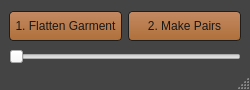
First picture: the form in ldmt_ui/ldmt_marvelousTool.ui, repository liyihuiaacc/LD_MayaToolbox2, before the edit.
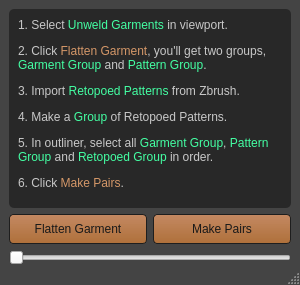
Second picture: the form after the edit.

Commit message: add manuel for marvelousTool

Patch:
```diff
--- a/ldmt_ui/ldmt_marvelousTool.ui
+++ b/ldmt_ui/ldmt_marvelousTool.ui
@@ -6,20 +6,20 @@
    <rect>
     <x>0</x>
     <y>0</y>
-    <width>250</width>
-    <height>90</height>
+    <width>300</width>
+    <height>285</height>
    </rect>
   </property>
   <property name="minimumSize">
    <size>
-    <width>250</width>
-    <height>90</height>
+    <width>300</width>
+    <height>285</height>
    </size>
   </property>
   <property name="maximumSize">
    <size>
-    <width>250</width>
-    <height>90</height>
+    <width>300</width>
+    <height>285</height>
    </size>
   </property>
   <property name="windowTitle">
@@ -70,7 +70,13 @@
    <property name="minimumSize">
     <size>
      <width>0</width>
-     <height>0</height>
+     <height>265</height>
+    </size>
+   </property>
+   <property name="maximumSize">
+    <size>
+     <width>16777215</width>
+     <height>265</height>
     </size>
    </property>
    <layout class="QGridLayout" name="gridLayout">
@@ -89,7 +95,7 @@
     <property name="spacing">
      <number>6</number>
     </property>
-    <item row="4" column="0" colspan="2">
+    <item row="5" column="0" colspan="2">
      <widget class="QPushButton" name="btn_flatten">
       <property name="sizePolicy">
        <sizepolicy hsizetype="Minimum" vsizetype="Preferred">
@@ -136,62 +142,11 @@
 color:rgb(25,25,25);}</string>
       </property>
       <property name="text">
-       <string>1. Flatten Garment</string>
+       <string>Flatten Garment</string>
       </property>
      </widget>
     </item>
-    <item row="4" column="2" colspan="2">
-     <widget class="QPushButton" name="btn_makePairs">
-      <property name="sizePolicy">
-       <sizepolicy hsizetype="Minimum" vsizetype="Preferred">
-        <horstretch>0</horstretch>
-        <verstretch>0</verstretch>
-       </sizepolicy>
-      </property>
-      <property name="minimumSize">
-       <size>
-        <width>100</width>
-        <height>30</height>
-       </size>
-      </property>
-      <property name="maximumSize">
-       <size>
-        <width>16777215</width>
-        <height>30</height>
-       </size>
-      </property>
-      <property name="font">
-       <font>
-        <family>Segoe UI</family>
-       </font>
-      </property>
-      <property name="cursor">
-       <cursorShape>PointingHandCursor</cursorShape>
-      </property>
-      <property name="statusTip">
-       <string>Select all garment, pattern and retopo first. </string>
-      </property>
-      <property name="styleSheet">
-       <string notr="true">QPushButton{ 
-border:1px solid rgb(30,30,30);
-border-radius:4px;
-background-color: qlineargradient(spread:pad, x1:1, y1:1, x2:1, y2:0, stop:0 rgba(189, 118, 57, 225), stop:1 rgba(235, 158, 108, 195));
-color:rgb(25,25,25);}
-QPushButton:hover{ 
- border:1px solid rgb(30,30,30);
-background-color: qlineargradient(spread:pad, x1:1, y1:1, x2:1, y2:0, stop:0 rgba(189, 118, 57, 225), stop:1 rgba(255, 178, 128, 195));
-color:rgb(25,25,25);}
-QPushButton:pressed{ 
- border:1px solid rgb(30,30,30);
-background-color: qlineargradient(spread:pad, x1:1, y1:1, x2:1, y2:0, stop:0 rgba(235, 158, 108, 195), stop:1 rgba( 189, 118, 57, 225));
-color:rgb(25,25,25);}</string>
-      </property>
-      <property name="text">
-       <string>2. Make Pairs</string>
-      </property>
-     </widget>
-    </item>
-    <item row="5" column="0" colspan="4">
+    <item row="6" column="0" colspan="4">
      <widget class="QSlider" name="slider_blendshape">
       <property name="statusTip">
        <string>Change blendshape value.</string>
@@ -201,6 +156,82 @@
       </property>
      </widget>
     </item>
+    <item row="5" column="2" colspan="2">
+     <widget class="QPushButton" name="btn_makePairs">
+      <property name="sizePolicy">
+       <sizepolicy hsizetype="Minimum" vsizetype="Preferred">
+        <horstretch>0</horstretch>
+        <verstretch>0</verstretch>
+       </sizepolicy>
+      </property>
+      <property name="minimumSize">
+       <size>
+        <width>100</width>
+        <height>30</height>
+       </size>
+      </property>
+      <property name="maximumSize">
+       <size>
+        <width>16777215</width>
+        <height>30</height>
+       </size>
+      </property>
+      <property name="font">
+       <font>
+        <family>Segoe UI</family>
+       </font>
+      </property>
+      <property name="cursor">
+       <cursorShape>PointingHandCursor</cursorShape>
+      </property>
+      <property name="statusTip">
+       <string>Select all groups of garment, pattern and retopo first. </string>
+      </property>
+      <property name="styleSheet">
+       <string notr="true">QPushButton{ 
+border:1px solid rgb(30,30,30);
+border-radius:4px;
+background-color: qlineargradient(spread:pad, x1:1, y1:1, x2:1, y2:0, stop:0 rgba(189, 118, 57, 225), stop:1 rgba(235, 158, 108, 195));
+color:rgb(25,25,25);}
+QPushButton:hover{ 
+ border:1px solid rgb(30,30,30);
+background-color: qlineargradient(spread:pad, x1:1, y1:1, x2:1, y2:0, stop:0 rgba(189, 118, 57, 225), stop:1 rgba(255, 178, 128, 195));
+color:rgb(25,25,25);}
+QPushButton:pressed{ 
+ border:1px solid rgb(30,30,30);
+background-color: qlineargradient(spread:pad, x1:1, y1:1, x2:1, y2:0, stop:0 rgba(235, 158, 108, 195), stop:1 rgba( 189, 118, 57, 225));
+color:rgb(25,25,25);}</string>
+      </property>
+      <property name="text">
+       <string>Make Pairs</string>
+      </property>
+     </widget>
+    </item>
+    <item row="4" column="0" colspan="4">
+     <widget class="QTextBrowser" name="textBrowser">
+      <property name="styleSheet">
+       <string notr="true">background-color:rgb(40,40,40);
+color:rgb(200,200,200);
+border-radius:5px;
+padding:5px;</string>
+      </property>
+      <property name="html">
+       <string>&lt;!DOCTYPE HTML PUBLIC &quot;-//W3C//DTD HTML 4.0//EN&quot; &quot;http://www.w3.org/TR/REC-html40/strict.dtd&quot;&gt;
+&lt;html&gt;&lt;head&gt;&lt;meta name=&quot;qrichtext&quot; content=&quot;1&quot; /&gt;&lt;style type=&quot;text/css&quot;&gt;
+p, li { white-space: pre-wrap; }
+&lt;/style&gt;&lt;/head&gt;&lt;body style=&quot; font-family:'SimSun'; font-size:9pt; font-weight:400; font-style:normal;&quot;&gt;
+&lt;p style=&quot; margin-top:12px; margin-bottom:12px; margin-left:0px; margin-right:0px; -qt-block-indent:0; text-indent:0px;&quot;&gt;1. Select &lt;span style=&quot; color:#43ffa3;&quot;&gt;Unweld Garments&lt;/span&gt; in viewport.&lt;/p&gt;
+&lt;p style=&quot; margin-top:12px; margin-bottom:12px; margin-left:0px; margin-right:0px; -qt-block-indent:0; text-indent:0px;&quot;&gt;2. Click &lt;span style=&quot; color:#d49768;&quot;&gt;Flatten Garment&lt;/span&gt;, you'll get two groups, &lt;span style=&quot; color:#43ffa3;&quot;&gt;Garment Group&lt;/span&gt; and &lt;span style=&quot; color:#43ffa3;&quot;&gt;Pattern Group&lt;/span&gt;.&lt;/p&gt;
+&lt;p style=&quot; margin-top:12px; margin-bottom:12px; margin-left:0px; margin-right:0px; -qt-block-indent:0; text-indent:0px;&quot;&gt;3. Import &lt;span style=&quot; color:#43ffa3;&quot;&gt;Retopoed Patterns&lt;/span&gt; from Zbrush.&lt;/p&gt;
+&lt;p style=&quot; margin-top:12px; margin-bottom:12px; margin-left:0px; margin-right:0px; -qt-block-indent:0; text-indent:0px;&quot;&gt;4. Make a &lt;span style=&quot; color:#43ffa3;&quot;&gt;Group&lt;/span&gt; of Retopoed Patterns.&lt;/p&gt;
+&lt;p style=&quot; margin-top:12px; margin-bottom:12px; margin-left:0px; margin-right:0px; -qt-block-indent:0; text-indent:0px;&quot;&gt;5. In outliner, select all &lt;span style=&quot; color:#43ffa3;&quot;&gt;Garment Group&lt;/span&gt;, &lt;span style=&quot; color:#43ffa3;&quot;&gt;Pattern Group&lt;/span&gt; and &lt;span style=&quot; color:#43ffa3;&quot;&gt;Retopoed Group &lt;/span&gt;in order.&lt;/p&gt;
+&lt;p style=&quot; margin-top:12px; margin-bottom:12px; margin-left:0px; margin-right:0px; -qt-block-indent:0; text-indent:0px;&quot;&gt;6. Click &lt;span style=&quot; color:#d49768;&quot;&gt;Make Pairs&lt;/span&gt;.&lt;/p&gt;&lt;/body&gt;&lt;/html&gt;</string>
+      </property>
+      <property name="overwriteMode">
+       <bool>false</bool>
+      </property>
+     </widget>
+    </item>
    </layout>
   </widget>
   <widget class="QStatusBar" name="statusbar">
```
Left out of the diff: 2 changed lines with no effect on the pictures. The commit also changes 1 other file.
